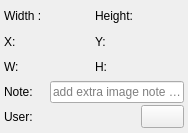
Above: zlabel/resources/ui/dock_info.ui from ZhengGroupLZU/ZLabel before the change. Below: the same form after it.
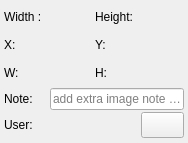
That is the form after the change. Icons and pictures are not drawn.

Diff of the .ui file:
```diff
--- a/zlabel/resources/ui/dock_info.ui
+++ b/zlabel/resources/ui/dock_info.ui
@@ -7,9 +7,15 @@
     <x>0</x>
     <y>0</y>
     <width>188</width>
-    <height>133</height>
+    <height>143</height>
    </rect>
   </property>
+  <property name="sizePolicy">
+   <sizepolicy hsizetype="Minimum" vsizetype="Minimum">
+    <horstretch>0</horstretch>
+    <verstretch>0</verstretch>
+   </sizepolicy>
+  </property>
   <property name="windowTitle">
    <string>DockInfo</string>
   </property>
```
